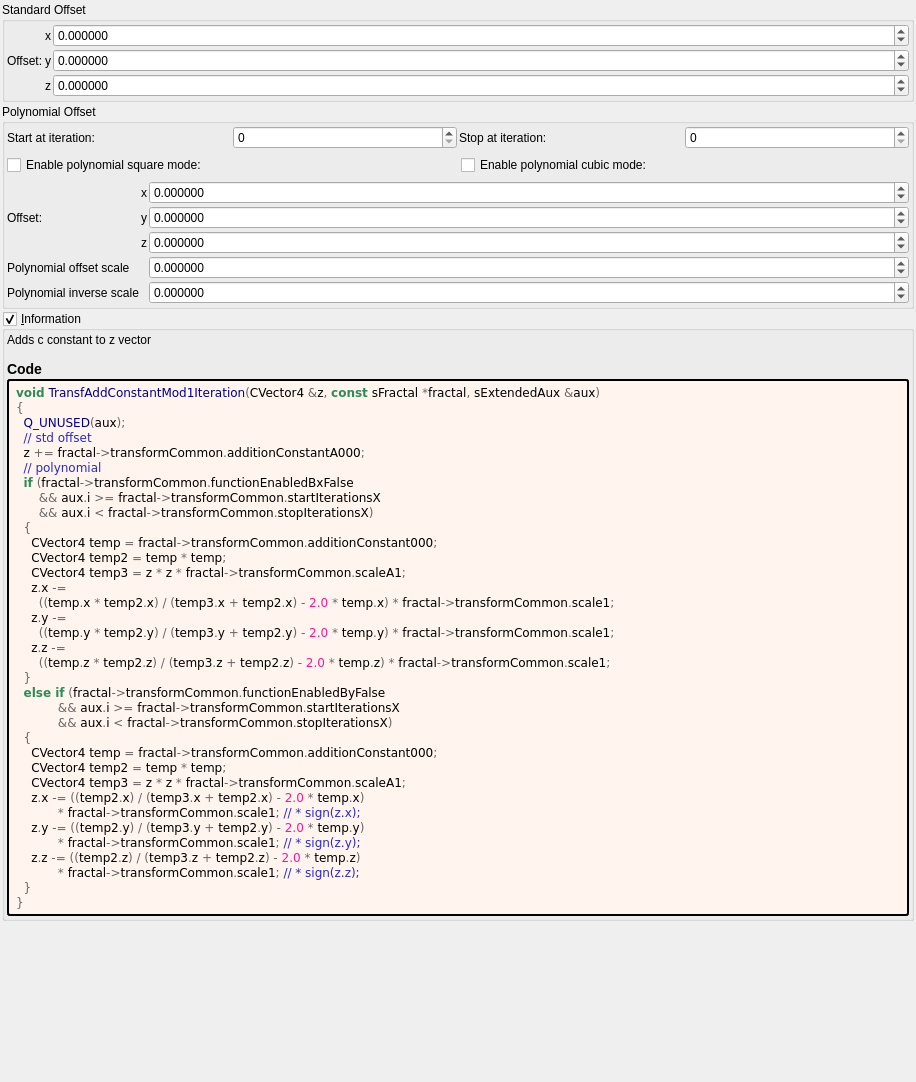
Old version of the form mandelbulber2/formula/ui/transf_add_constant_mod1.ui in the repository buddhi1980/mandelbulber2.
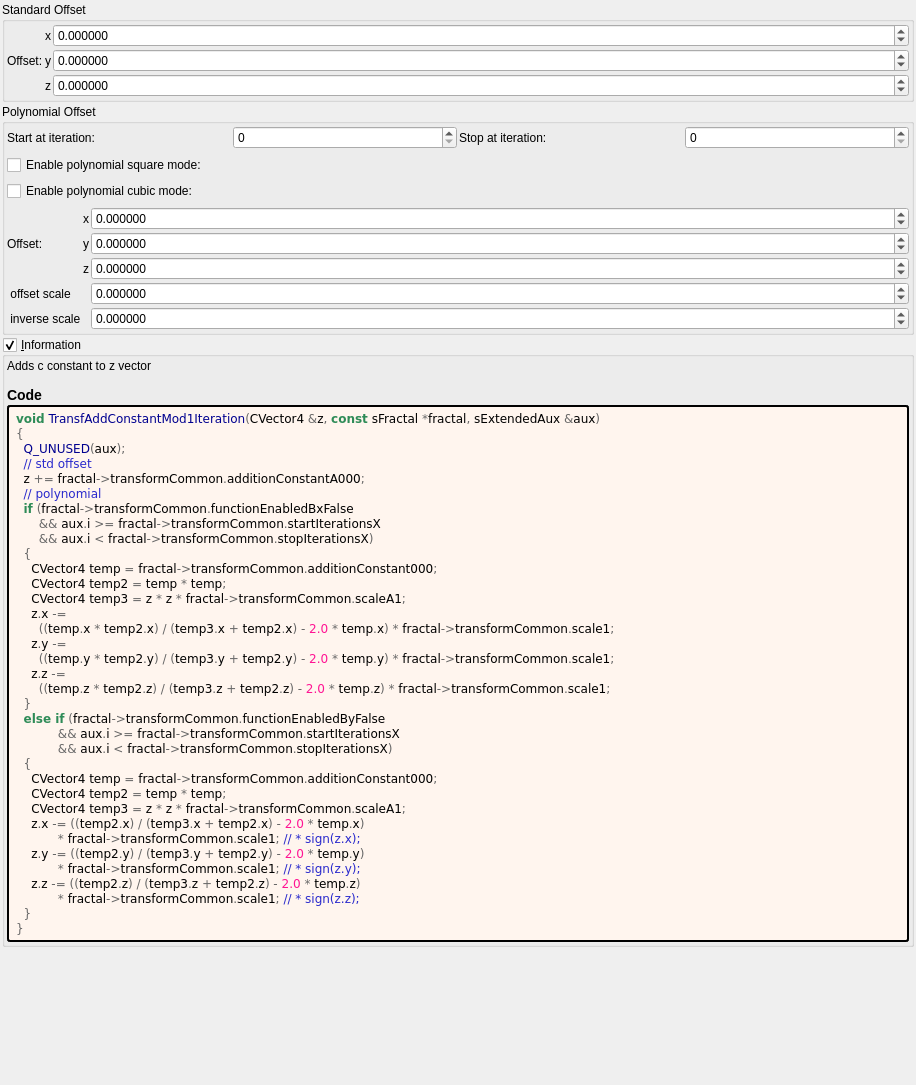
New version of the form. Custom widgets are drawn as their Qt base class.

Diff of the .ui file:
```diff
--- a/mandelbulber2/formula/ui/transf_add_constant_mod1.ui
+++ b/mandelbulber2/formula/ui/transf_add_constant_mod1.ui
@@ -7,7 +7,7 @@
     <x>0</x>
     <y>0</y>
     <width>916</width>
-    <height>1082</height>
+    <height>1085</height>
    </rect>
   </property>
   <property name="windowTitle">
@@ -235,23 +235,19 @@
        </layout>
       </item>
       <item>
-       <layout class="QGridLayout" name="gridLayout_20">
-        <item row="1" column="0">
-         <widget class="QCheckBox" name="checkBox_transf_function_enabledBy_false">
+       <widget class="QCheckBox" name="checkBox_transf_function_enabledBy">
           <property name="text">
            <string>Enable polynomial square mode:</string>
           </property>
          </widget>
         </item>
-        <item row="1" column="1">
+      <item>
          <widget class="QCheckBox" name="checkBox_transf_function_enabledBx_false">
           <property name="text">
            <string>Enable polynomial cubic mode:</string>
           </property>
          </widget>
         </item>
-       </layout>
-      </item>
       <item>
        <layout class="QGridLayout" name="gridLayout_21" columnstretch="0,0,0,1">
         <property name="spacing">
@@ -267,14 +263,14 @@
         <item row="6" column="1">
          <widget class="QLabel" name="label_146">
           <property name="text">
-           <string>Polynomial inverse scale</string>
+           <string> inverse scale</string>
           </property>
          </widget>
         </item>
         <item row="5" column="1">
          <widget class="QLabel" name="label_147">
           <property name="text">
-           <string>Polynomial offset scale</string>
+           <string> offset scale</string>
           </property>
          </widget>
         </item>
```
Lines whose indentation alone changed are shown as unchanged.
